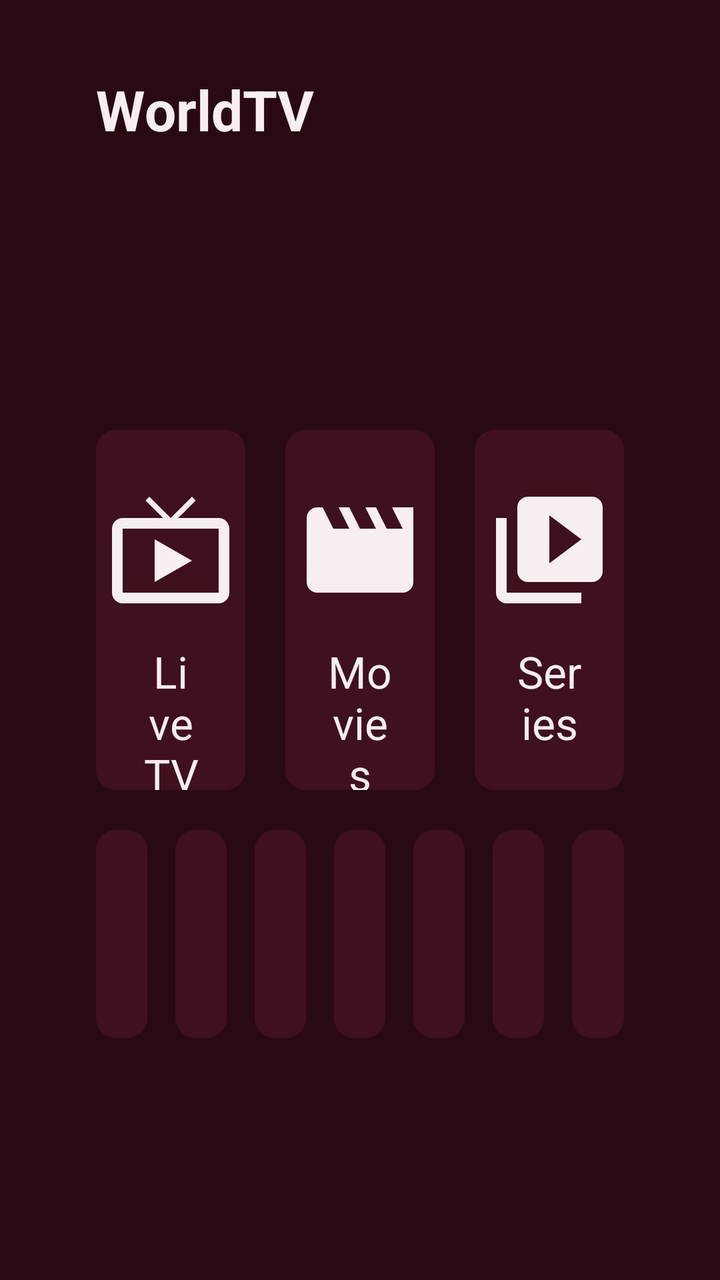
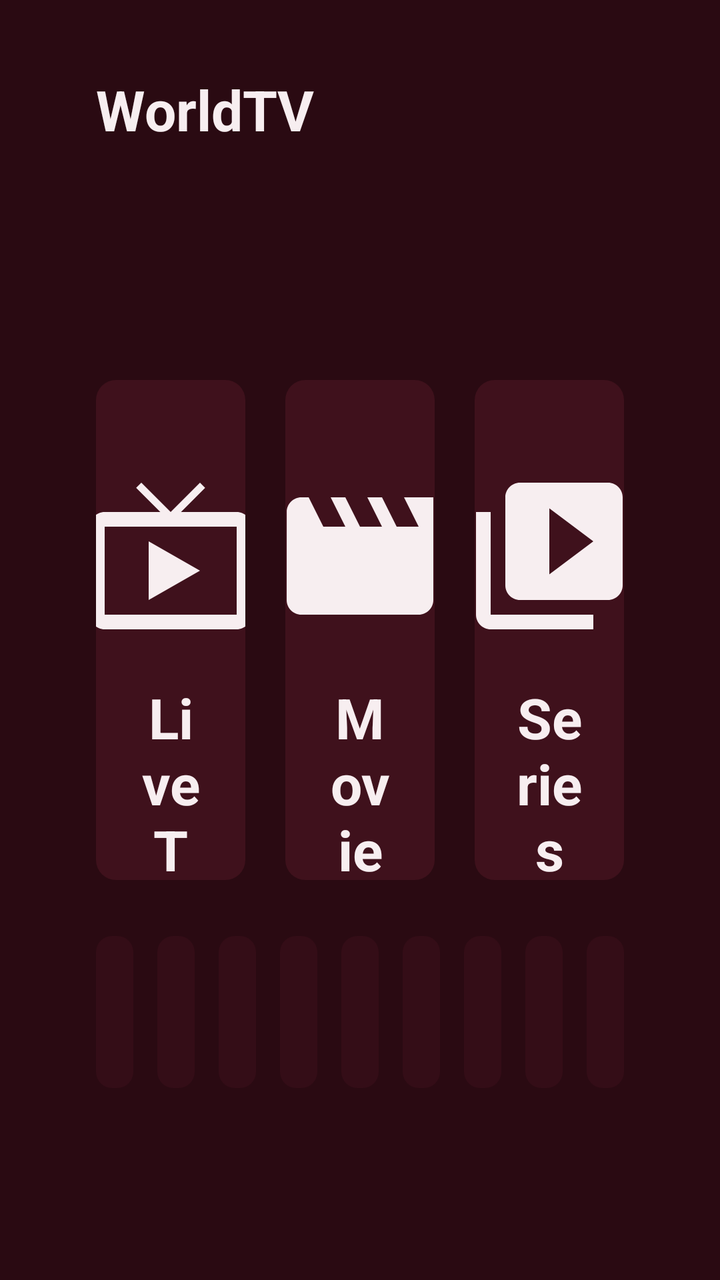

The first picture is an Android layout as it rendered before a commit; the second is the same layout after the commit. The layout source and the unified diff follow.
<!-- AndroidManifest.xml: application theme Theme.IptvPlayer -->
<!-- res/layout/screen_home.xml -->
<?xml version="1.0" encoding="utf-8"?>
<LinearLayout xmlns:android="http://schemas.android.com/apk/res/android"
    android:layout_width="match_parent"
    android:layout_height="match_parent"
    android:background="@color/background"
    android:orientation="vertical"
    android:paddingStart="48dp"
    android:paddingTop="36dp"
    android:paddingEnd="48dp">

    <TextView
        style="@style/Text.Title"
        android:layout_width="wrap_content"
        android:layout_height="wrap_content"
        android:text="@string/app_name" />

    <TextView
        android:id="@+id/account"
        style="@style/Text.Secondary"
        android:layout_width="wrap_content"
        android:layout_height="wrap_content"
        android:layout_marginTop="6dp" />

    
    <LinearLayout
        android:layout_width="match_parent"
        android:layout_height="wrap_content"
        android:layout_marginTop="8dp"
        android:gravity="center_vertical"
        android:minHeight="24dp"
        android:orientation="horizontal">

        <io.github.sardinemehico.iptvplayer.ui.LoadingDots
            android:id="@+id/busy"
            android:layout_width="40dp"
            android:layout_height="10dp"
            android:layout_marginEnd="12dp"
            android:visibility="gone" />

        <TextView
            android:id="@+id/reload_status"
            style="@style/Text.Secondary"
            android:layout_width="0dp"
            android:layout_height="wrap_content"
            android:layout_weight="1"
            android:maxLines="1"
            android:ellipsize="end" />
    </LinearLayout>

    
    <LinearLayout
        android:layout_width="match_parent"
        android:layout_height="0dp"
        android:layout_weight="1"
        android:gravity="center_vertical"
        android:orientation="vertical">

    <LinearLayout
        android:layout_width="match_parent"
        android:layout_height="wrap_content"
        android:gravity="center"
        android:orientation="horizontal">

        <TextView
            android:id="@+id/tile_live"
            style="@style/HomeTile"
            android:drawableTop="@drawable/ic_live_tv"
            android:text="@string/live_tv" />

        <TextView
            android:id="@+id/tile_movies"
            style="@style/HomeTile"
            android:layout_marginStart="20dp"
            android:drawableTop="@drawable/ic_movies"
            android:text="@string/movies" />

        <TextView
            android:id="@+id/tile_series"
            style="@style/HomeTile"
            android:layout_marginStart="20dp"
            android:drawableTop="@drawable/ic_series"
            android:text="@string/series" />
    </LinearLayout>

    
    <LinearLayout
        android:layout_width="match_parent"
        android:layout_height="wrap_content"
        android:layout_marginTop="20dp"
        android:orientation="horizontal">

        <include
            android:id="@+id/app_slot_0"
            layout="@layout/row_app_slot"
            android:layout_width="0dp"
            android:layout_height="104dp"
            android:layout_weight="1" />

        <include
            android:id="@+id/app_slot_1"
            layout="@layout/row_app_slot"
            android:layout_marginStart="14dp"
            android:layout_width="0dp"
            android:layout_height="104dp"
            android:layout_weight="1" />

        <include
            android:id="@+id/app_slot_2"
            layout="@layout/row_app_slot"
            android:layout_marginStart="14dp"
            android:layout_width="0dp"
            android:layout_height="104dp"
            android:layout_weight="1" />

        <include
            android:id="@+id/app_slot_3"
            layout="@layout/row_app_slot"
            android:layout_marginStart="14dp"
            android:layout_width="0dp"
            android:layout_height="104dp"
            android:layout_weight="1" />

        <include
            android:id="@+id/tile_reload"
            layout="@layout/row_app_slot"
            android:layout_marginStart="14dp"
            android:layout_width="0dp"
            android:layout_height="104dp"
            android:layout_weight="1" />

        <include
            android:id="@+id/tile_settings"
            layout="@layout/row_app_slot"
            android:layout_marginStart="14dp"
            android:layout_width="0dp"
            android:layout_height="104dp"
            android:layout_weight="1" />

        <include
            android:id="@+id/tile_android_settings"
            layout="@layout/row_app_slot"
            android:layout_marginStart="14dp"
            android:layout_width="0dp"
            android:layout_height="104dp"
            android:layout_weight="1" />
    </LinearLayout>
    </LinearLayout>

    <TextView
        android:id="@+id/version"
        style="@style/Text.Secondary"
        android:layout_width="match_parent"
        android:layout_height="wrap_content"
        android:gravity="end"
        android:paddingBottom="20dp"
        android:textSize="14sp" />
</LinearLayout>
<!-- res/layout/row_app_slot.xml (included above) -->
<?xml version="1.0" encoding="utf-8"?>
<LinearLayout xmlns:android="http://schemas.android.com/apk/res/android"
    android:layout_width="0dp"
    android:layout_height="96dp"
    android:layout_weight="1"
    android:background="@drawable/bg_tile"
    android:focusable="true"
    android:gravity="center"
    android:orientation="vertical"
    android:padding="8dp">

    <ImageView
        android:id="@+id/app_icon"
        android:layout_width="match_parent"
        android:layout_height="0dp"
        android:layout_weight="1"
        android:importantForAccessibility="no"
        android:scaleType="fitCenter" />

    <TextView
        android:id="@+id/app_label"
        android:layout_width="match_parent"
        android:layout_height="wrap_content"
        android:layout_marginTop="4dp"
        android:ellipsize="end"
        android:gravity="center"
        android:maxLines="2"
        android:textColor="@color/text_primary"
        android:textSize="14sp" />
</LinearLayout>
<!-- resources referenced by this layout -->
<resources>
  <color name="background">#FF2A0A12</color>
  <color name="text_primary">#FFF7EEF0</color>
  <!-- drawable ic_live_tv (drawable) -->
  <?xml version="1.0" encoding="utf-8"?>
  <vector xmlns:android="http://schemas.android.com/apk/res/android"
      android:width="64dp"
      android:height="64dp"
      android:viewportWidth="24"
      android:viewportHeight="24">
      <path
          android:fillColor="#FFFFFFFF"
          android:pathData="M21,6h-7.59l3.29,-3.29L16,2l-4,4 -4,-4 -0.71,0.71L10.59,6H3c-1.1,0 -2,0.89 -2,2v12c0,1.1 0.9,2 2,2h18c1.1,0 2,-0.9 2,-2V8c0,-1.11 -0.9,-2 -2,-2zM21,20H3V8h18v12zM9,10v8l7,-4z" />
  </vector>
  <!-- drawable ic_movies (drawable) -->
  <?xml version="1.0" encoding="utf-8"?>
  <vector xmlns:android="http://schemas.android.com/apk/res/android"
      android:width="64dp"
      android:height="64dp"
      android:viewportWidth="24"
      android:viewportHeight="24">
      <path
          android:fillColor="#FFFFFFFF"
          android:pathData="M18,4l2,4h-3l-2,-4h-2l2,4h-3l-2,-4H8l2,4H7L5,4H4c-1.1,0 -1.99,0.9 -1.99,2L2,18c0,1.1 0.9,2 2,2h16c1.1,0 2,-0.9 2,-2V4h-4z" />
  </vector>
  <!-- drawable ic_series (drawable) -->
  <?xml version="1.0" encoding="utf-8"?>
  <vector xmlns:android="http://schemas.android.com/apk/res/android"
      android:width="64dp"
      android:height="64dp"
      android:viewportWidth="24"
      android:viewportHeight="24">
      <path
          android:fillColor="#FFFFFFFF"
          android:pathData="M4,6H2v14c0,1.1 0.9,2 2,2h14v-2H4V6zM20,2H8c-1.1,0 -2,0.9 -2,2v12c0,1.1 0.9,2 2,2h12c1.1,0 2,-0.9 2,-2V4c0,-1.1 -0.9,-2 -2,-2zM12,14.5v-9l6,4.5 -6,4.5z" />
  </vector>
  <string name="app_name">WorldTV</string>
  <string name="live_tv">Live TV</string>
  <string name="movies">Movies</string>
  <string name="series">Series</string>
  <style name="HomeTile" parent="TileButton">
          <item name="android:layout_width">0dp</item>
          <item name="android:layout_height">180dp</item>
          <item name="android:layout_weight">1</item>
          <item name="android:drawablePadding">14dp</item>
          <item name="android:drawableTint">@color/text_primary</item>
          <item name="android:paddingTop">28dp</item>
          <item name="android:gravity">center_horizontal</item>
          <item name="android:textSize">22sp</item>
      </style>
  <style name="Text.Secondary" parent="">
          <item name="android:textColor">@color/text_secondary</item>
          <item name="android:textSize">16sp</item>
      </style>
  <style name="Text.Title" parent="">
          <item name="android:textColor">@color/text_primary</item>
          <item name="android:textSize">28sp</item>
          <item name="android:textStyle">bold</item>
      </style>
  <style name="Theme.IptvPlayer" parent="android:Theme.Material.NoActionBar.Fullscreen">
          <item name="android:windowBackground">@color/background</item>
          <item name="android:colorBackground">@color/background</item>
          <item name="android:colorAccent">@color/accent</item>
          <item name="android:windowContentOverlay">@null</item>
      </style>
  <color name="accent">#FFB0243F</color>
  <color name="surface_active">#FF5E1A2A</color>
  <color name="surface">#FF3F111C</color>
  <color name="text_secondary">#FFC9A9B0</color>
  <!-- unchanged entries left out for length: 2 -->
</resources>

<!-- the commit's change to res/layout/screen_home.xml (unified diff, before → after) -->
@@ -2,7 +2,6 @@
 <LinearLayout xmlns:android="http://schemas.android.com/apk/res/android"
     android:layout_width="match_parent"
     android:layout_height="match_parent"
-    android:background="@color/background"
     android:orientation="vertical"
     android:paddingStart="48dp"
     android:paddingTop="36dp"
@@ -86,62 +85,78 @@
     <LinearLayout
         android:layout_width="match_parent"
         android:layout_height="wrap_content"
-        android:layout_marginTop="20dp"
+        android:layout_marginTop="28dp"
         android:orientation="horizontal">
 
         <include
             android:id="@+id/app_slot_0"
             layout="@layout/row_app_slot"
             android:layout_width="0dp"
-            android:layout_height="104dp"
+            android:layout_height="76dp"
             android:layout_weight="1" />
 
         <include
             android:id="@+id/app_slot_1"
             layout="@layout/row_app_slot"
-            android:layout_marginStart="14dp"
-            android:layout_width="0dp"
-            android:layout_height="104dp"
+            android:layout_marginStart="12dp"
+            android:layout_width="0dp"
+            android:layout_height="76dp"
             android:layout_weight="1" />
 
         <include
             android:id="@+id/app_slot_2"
             layout="@layout/row_app_slot"
-            android:layout_marginStart="14dp"
-            android:layout_width="0dp"
-            android:layout_height="104dp"
+            android:layout_marginStart="12dp"
+            android:layout_width="0dp"
+            android:layout_height="76dp"
             android:layout_weight="1" />
 
         <include
             android:id="@+id/app_slot_3"
             layout="@layout/row_app_slot"
-            android:layout_marginStart="14dp"
-            android:layout_width="0dp"
-            android:layout_height="104dp"
+            android:layout_marginStart="12dp"
+            android:layout_width="0dp"
+            android:layout_height="76dp"
+            android:layout_weight="1" />
+
+        <include
+            android:id="@+id/app_slot_4"
+            layout="@layout/row_app_slot"
+            android:layout_marginStart="12dp"
+            android:layout_width="0dp"
+            android:layout_height="76dp"
             android:layout_weight="1" />
 
         <include
             android:id="@+id/tile_reload"
             layout="@layout/row_app_slot"
-            android:layout_marginStart="14dp"
-            android:layout_width="0dp"
-            android:layout_height="104dp"
+            android:layout_marginStart="12dp"
+            android:layout_width="0dp"
+            android:layout_height="76dp"
             android:layout_weight="1" />
 
         <include
             android:id="@+id/tile_settings"
             layout="@layout/row_app_slot"
-            android:layout_marginStart="14dp"
-            android:layout_width="0dp"
-            android:layout_height="104dp"
+            android:layout_marginStart="12dp"
+            android:layout_width="0dp"
+            android:layout_height="76dp"
+            android:layout_weight="1" />
+
+        <include
+            android:id="@+id/tile_all_apps"
+            layout="@layout/row_app_slot"
+            android:layout_marginStart="12dp"
+            android:layout_width="0dp"
+            android:layout_height="76dp"
             android:layout_weight="1" />
 
         <include
             android:id="@+id/tile_android_settings"
             layout="@layout/row_app_slot"
-            android:layout_marginStart="14dp"
-            android:layout_width="0dp"
-            android:layout_height="104dp"
+            android:layout_marginStart="12dp"
+            android:layout_width="0dp"
+            android:layout_height="76dp"
             android:layout_weight="1" />
     </LinearLayout>
     </LinearLayout>
@@ -159,19 +174,20 @@
 <?xml version="1.0" encoding="utf-8"?>
 <LinearLayout xmlns:android="http://schemas.android.com/apk/res/android"
     android:layout_width="0dp"
-    android:layout_height="96dp"
+    android:layout_height="76dp"
     android:layout_weight="1"
-    android:background="@drawable/bg_tile"
+    android:background="@drawable/bg_slot"
     android:focusable="true"
     android:gravity="center"
     android:orientation="vertical"
-    android:padding="8dp">
+    android:padding="6dp">
 
     <ImageView
         android:id="@+id/app_icon"
         android:layout_width="match_parent"
         android:layout_height="0dp"
         android:layout_weight="1"
+        android:duplicateParentState="true"
         android:importantForAccessibility="no"
         android:scaleType="fitCenter" />
 
@@ -179,10 +195,11 @@
         android:id="@+id/app_label"
         android:layout_width="match_parent"
         android:layout_height="wrap_content"
-        android:layout_marginTop="4dp"
+        android:layout_marginTop="2dp"
+        android:duplicateParentState="true"
         android:ellipsize="end"
         android:gravity="center"
-        android:maxLines="2"
-        android:textColor="@color/text_primary"
-        android:textSize="14sp" />
+        android:maxLines="1"
+        android:textColor="@color/slot_content"
+        android:textSize="12sp" />
 </LinearLayout>
<!-- resource entries referenced after the edit -->
@@ -1,12 +1,28 @@
 <!-- resources referenced by this layout -->
 <resources>
+  <!-- drawable bg_slot (drawable) -->
+  <?xml version="1.0" encoding="utf-8"?>
+  <selector xmlns:android="http://schemas.android.com/apk/res/android">
+      <item android:state_focused="true">
+          <shape android:shape="rectangle">
+              <solid android:color="@color/accent" />
+              <corners android:radius="8dp" />
+          </shape>
+      </item>
+      <item>
+          <shape android:shape="rectangle">
+              <solid android:color="#803F111C" />
+              <corners android:radius="8dp" />
+          </shape>
+      </item>
+  </selector>
   <color name="background">#FF2A0A12</color>
   <color name="text_primary">#FFF7EEF0</color>
   <!-- drawable ic_live_tv (drawable) -->
   <?xml version="1.0" encoding="utf-8"?>
   <vector xmlns:android="http://schemas.android.com/apk/res/android"
-      android:width="64dp"
-      android:height="64dp"
+      android:width="88dp"
+      android:height="88dp"
       android:viewportWidth="24"
       android:viewportHeight="24">
       <path
@@ -16,8 +32,8 @@
   <!-- drawable ic_movies (drawable) -->
   <?xml version="1.0" encoding="utf-8"?>
   <vector xmlns:android="http://schemas.android.com/apk/res/android"
-      android:width="64dp"
-      android:height="64dp"
+      android:width="88dp"
+      android:height="88dp"
       android:viewportWidth="24"
       android:viewportHeight="24">
       <path
@@ -27,8 +43,8 @@
   <!-- drawable ic_series (drawable) -->
   <?xml version="1.0" encoding="utf-8"?>
   <vector xmlns:android="http://schemas.android.com/apk/res/android"
-      android:width="64dp"
-      android:height="64dp"
+      android:width="88dp"
+      android:height="88dp"
       android:viewportWidth="24"
       android:viewportHeight="24">
       <path
@@ -41,13 +57,14 @@
   <string name="series">Series</string>
   <style name="HomeTile" parent="TileButton">
           <item name="android:layout_width">0dp</item>
-          <item name="android:layout_height">180dp</item>
+          <item name="android:layout_height">250dp</item>
           <item name="android:layout_weight">1</item>
-          <item name="android:drawablePadding">14dp</item>
+          <item name="android:drawablePadding">18dp</item>
           <item name="android:drawableTint">@color/text_primary</item>
-          <item name="android:paddingTop">28dp</item>
+          <item name="android:paddingTop">44dp</item>
           <item name="android:gravity">center_horizontal</item>
-          <item name="android:textSize">22sp</item>
+          <item name="android:textSize">28sp</item>
+          <item name="android:textStyle">bold</item>
       </style>
   <style name="Text.Secondary" parent="">
           <item name="android:textColor">@color/text_secondary</item>
